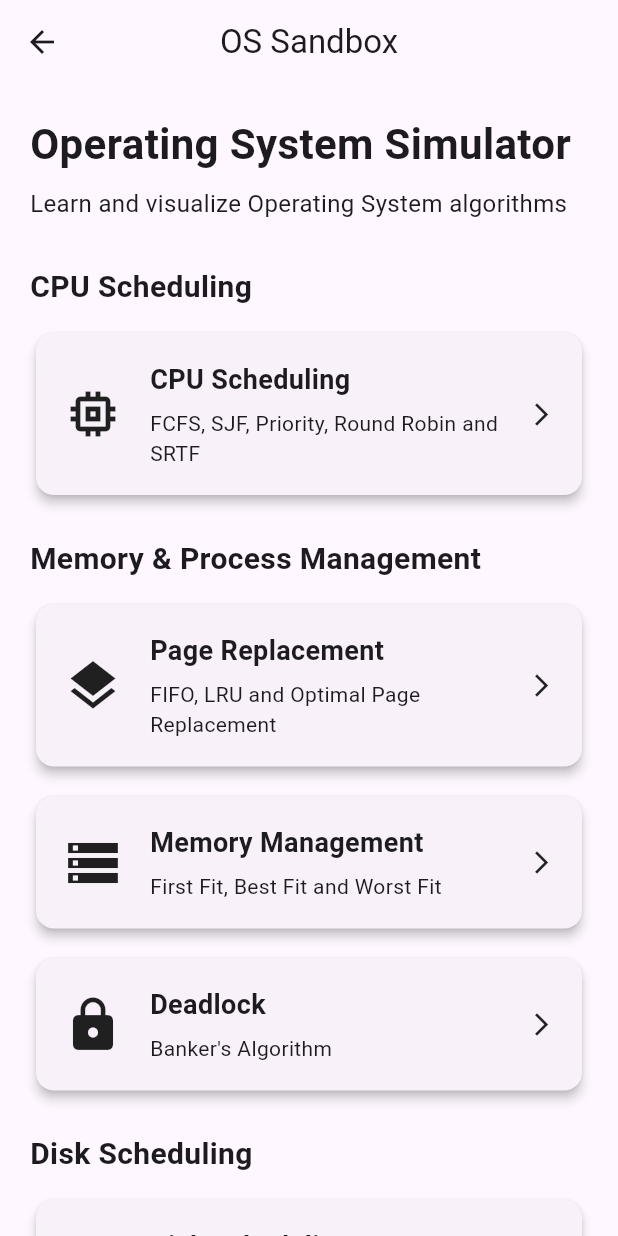
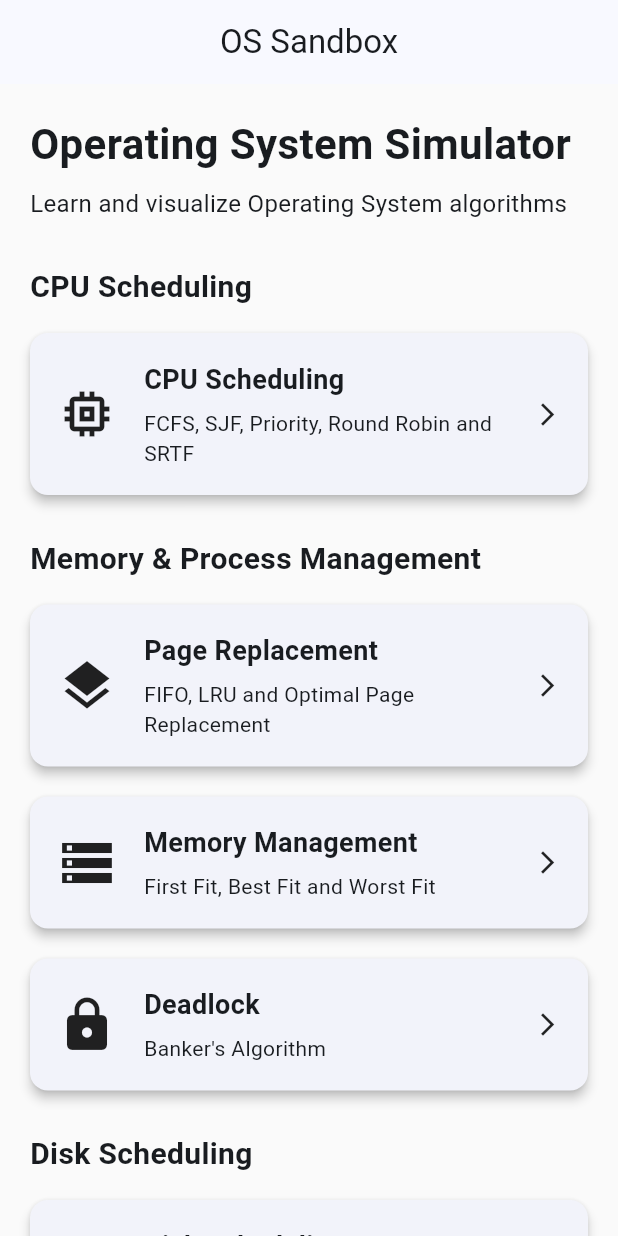
Before and after one commit to rakshithaarvind2007-cpu/os-sandbox, a Flutter app: the HomePage screen opened directly, on a phone screen of 412 x 824 dp. Run offline on Flutter 3.47's test engine with Material 3 defaults, Android fonts, the phone set to English and light mode, and no system bars.

Commit message:
Integrate app theme and main app

```diff
--- /dev/null
+++ b/lib/member1/app_theme.dart
@@ -0,0 +1,17 @@
+import 'package:flutter/material.dart';
+
+class AppTheme {
+  static ThemeData lightTheme = ThemeData(
+    useMaterial3: true,
+    colorSchemeSeed: Colors.blue,
+    brightness: Brightness.light,
+    scaffoldBackgroundColor: Colors.grey.shade50,
+    appBarTheme: const AppBarTheme(
+      centerTitle: true,
+    ),
+    cardTheme: const CardThemeData(
+      elevation: 3,
+      margin: EdgeInsets.symmetric(vertical: 4),
+    ),
+  );
+}
```
Also changed, not shown: lib/main.dart (+10 -110 lines).
